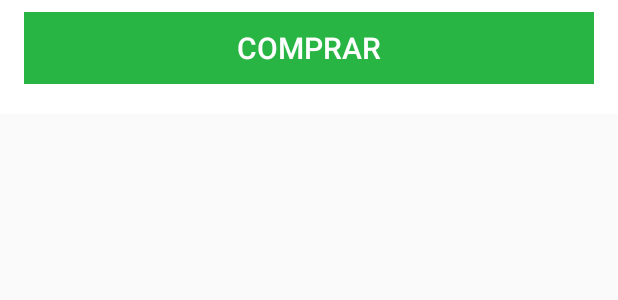
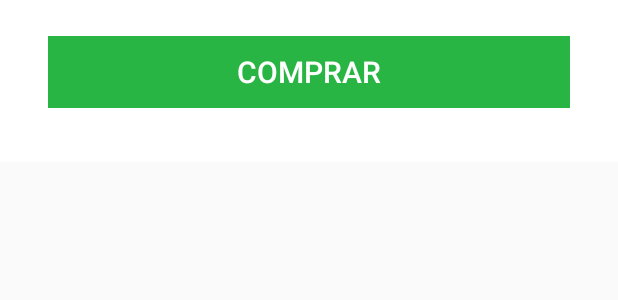
Before and after one commit to danieloliveira138/appvarejo, an Android app: the layout holder_button_buy.xml on its own in the app's theme, with its tools: preview values and no code run, on a phone screen of 412 x 824 dp. Shown: the top 300 px of the screen. Run offline under Robolectric (Android 15) with nearby library versions, the phone set to English and light mode, and no system bars.

```diff
--- a/app/src/main/res/layout/holder_button_buy.xml
+++ b/app/src/main/res/layout/holder_button_buy.xml
@@ -4,10 +4,7 @@
         android:layout_height="wrap_content"
         android:layout_width="match_parent"
         xmlns:android="http://schemas.android.com/apk/res/android"
-        android:paddingStart="16dp"
-        android:paddingEnd="16dp"
-        android:layout_marginBottom="24dp"
-        android:background="@color/white">
+        style="@style/AppTheme.BaseHolder">
 
     <Button
         android:id="@+id/buttonBuy"
--- a/app/src/main/res/layout/holder_button_no_background.xml
+++ b/app/src/main/res/layout/holder_button_no_background.xml
@@ -4,9 +4,5 @@
     xmlns:android="http://schemas.android.com/apk/res/android"
     android:layout_height="wrap_content"
     android:layout_width="match_parent"
-    style="@style/AppTheme.ButtonBuy"
-    android:layout_marginStart="16dp"
-    android:layout_marginEnd="16dp"
-    android:layout_marginTop="32dp"
-    android:layout_marginBottom="32dp">
+    style="@style/AppTheme.ButtonBuy">
 </Button>
--- a/app/src/main/res/layout/holder_description.xml
+++ b/app/src/main/res/layout/holder_description.xml
@@ -5,11 +5,7 @@
     android:layout_width="match_parent"
     android:layout_height="wrap_content"
     android:background="@color/white"
-    android:layout_marginTop="16dp"
-    android:layout_marginBottom="16dp"
-    android:paddingStart="16dp"
-    android:paddingEnd="16dp"
-    android:paddingBottom="16dp">
+    style="@style/AppTheme.BaseHolder">
 
     <include
         layout="@layout/textview_holder_title"
--- a/app/src/main/res/layout/holder_description_detail.xml
+++ b/app/src/main/res/layout/holder_description_detail.xml
@@ -13,20 +13,20 @@
         android:textColor="@color/black"
         android:textStyle="bold"
         android:layout_marginTop="8dp"
-        android:layout_marginBottom="8dp"/>
+        android:layout_marginBottom="4dp"/>
 
     <TextView
         android:id="@+id/value"
         android:layout_width="match_parent"
         android:layout_height="wrap_content"
         android:textColor="@color/black"
-        android:layout_marginTop="8dp"
+        android:layout_marginTop="4dp"
         android:layout_marginBottom="8dp"/>
 
     <View
         android:id="@+id/divider"
         android:layout_width="match_parent"
         android:layout_height="1dp"
-        android:background="@color/black"/>
+        android:background="@color/grey"/>
 
 </LinearLayout>
--- a/app/src/main/res/layout/recycler_layout.xml
+++ b/app/src/main/res/layout/recycler_layout.xml
@@ -9,7 +9,7 @@
             android:id="@+id/recyclerDetail"
             android:layout_width="match_parent"
             android:layout_height="match_parent"
-            android:background="@color/black"
+            android:background="@color/light_grey"
             android:layoutAnimation="@anim/layout_animation_slide_from_right"
             app:layoutManager="androidx.recyclerview.widget.LinearLayoutManager"/>
 
--- a/app/src/main/res/values/colors.xml
+++ b/app/src/main/res/values/colors.xml
@@ -5,5 +5,6 @@
     <color name="colorAccent">#28B543</color>
     <color name="black">#000000</color>
     <color name="light_grey">#EEEEEE</color>
+    <color name="grey">#CCCCCC</color>
     <color name="white">#FFFFFF</color>
 </resources>
--- a/app/src/main/res/values/styles.xml
+++ b/app/src/main/res/values/styles.xml
@@ -19,6 +19,15 @@
         <item name="android:textAllCaps">true</item>
         <item name="android:textSize">20sp</item>
         <item name="android:text">@string/comprar</item>
+        <item name="android:layout_marginStart">16dp</item>
+        <item name="android:layout_marginEnd">16dp</item>
+        <item name="android:layout_marginBottom">32dp</item>
+    </style>
+
+    <style name="AppTheme.BaseHolder">
+        <item name="android:layout_marginBottom">32dp</item>
+        <item name="android:padding">16dp</item>
+        <item name="android:background">@color/white</item>
     </style>
 
 
```
Also changed, not shown: app/src/main/res/layout/holder_horizontal_list.xml (+4 -5 lines), app/src/main/res/layout/holder_rating.xml (+6 -5 lines).
